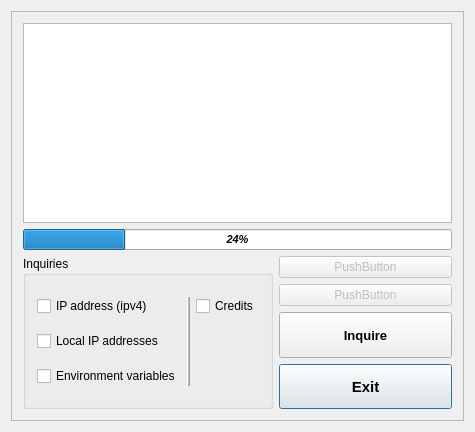
Above: mainwindow.ui from egge313/eggeinq before the change. Below: the same form after it.
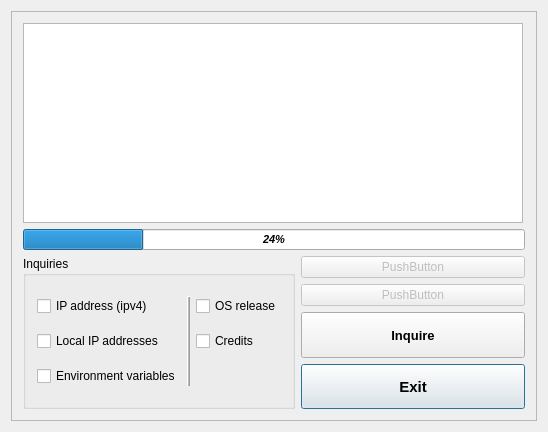
That is the form after the change.

Diff of the .ui file:
```diff
--- a/mainwindow.ui
+++ b/mainwindow.ui
@@ -6,7 +6,7 @@
    <rect>
     <x>0</x>
     <y>0</y>
-    <width>475</width>
+    <width>548</width>
     <height>432</height>
    </rect>
   </property>
@@ -96,16 +96,6 @@
             </property>
            </widget>
           </item>
-          <item row="0" column="2">
-           <widget class="QCheckBox" name="checkBoxCredits">
-            <property name="cursor">
-             <cursorShape>PointingHandCursor</cursorShape>
-            </property>
-            <property name="text">
-             <string>Credits</string>
-            </property>
-           </widget>
-          </item>
           <item row="1" column="0">
            <widget class="QCheckBox" name="checkBoxLocal">
             <property name="cursor">
@@ -126,6 +116,23 @@
             </property>
            </widget>
           </item>
+          <item row="1" column="2">
+           <widget class="QCheckBox" name="checkBoxCredits">
+            <property name="cursor">
+             <cursorShape>PointingHandCursor</cursorShape>
+            </property>
+            <property name="text">
+             <string>Credits</string>
+            </property>
+           </widget>
+          </item>
+          <item row="0" column="2">
+           <widget class="QCheckBox" name="checkBoxOsRelease">
+            <property name="text">
+             <string>OS release</string>
+            </property>
+           </widget>
+          </item>
          </layout>
         </widget>
        </item>
```
